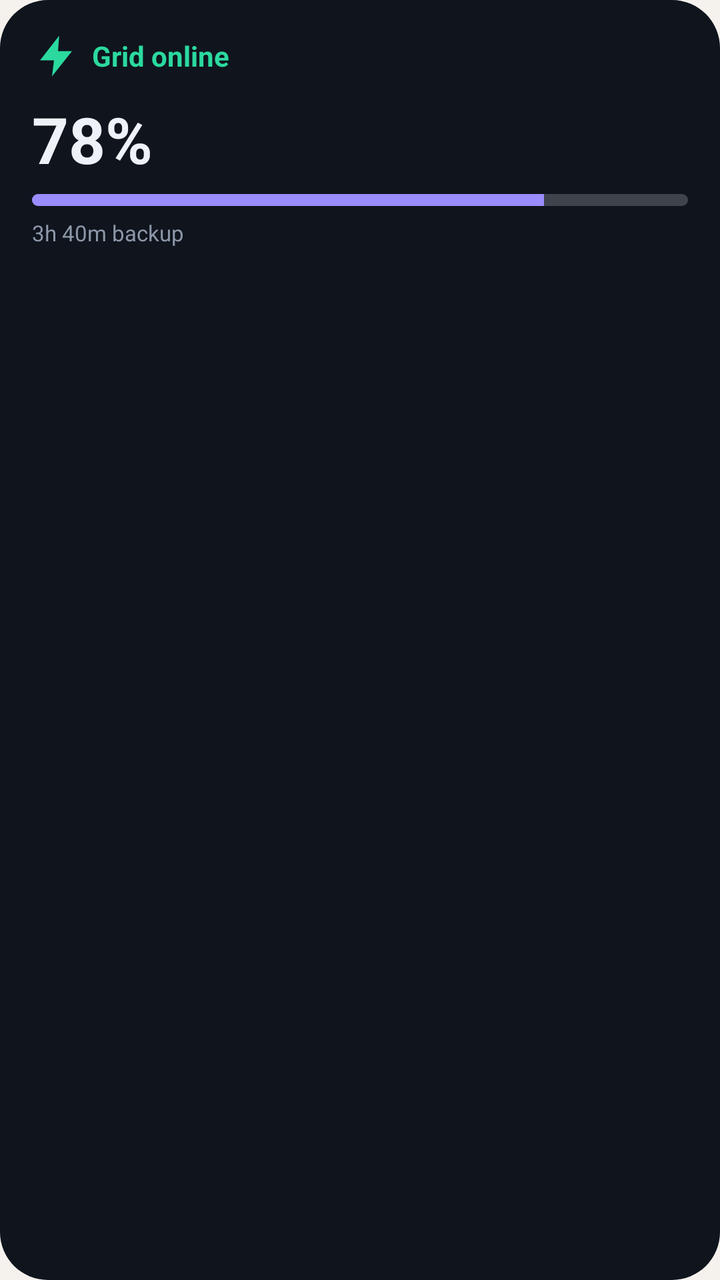
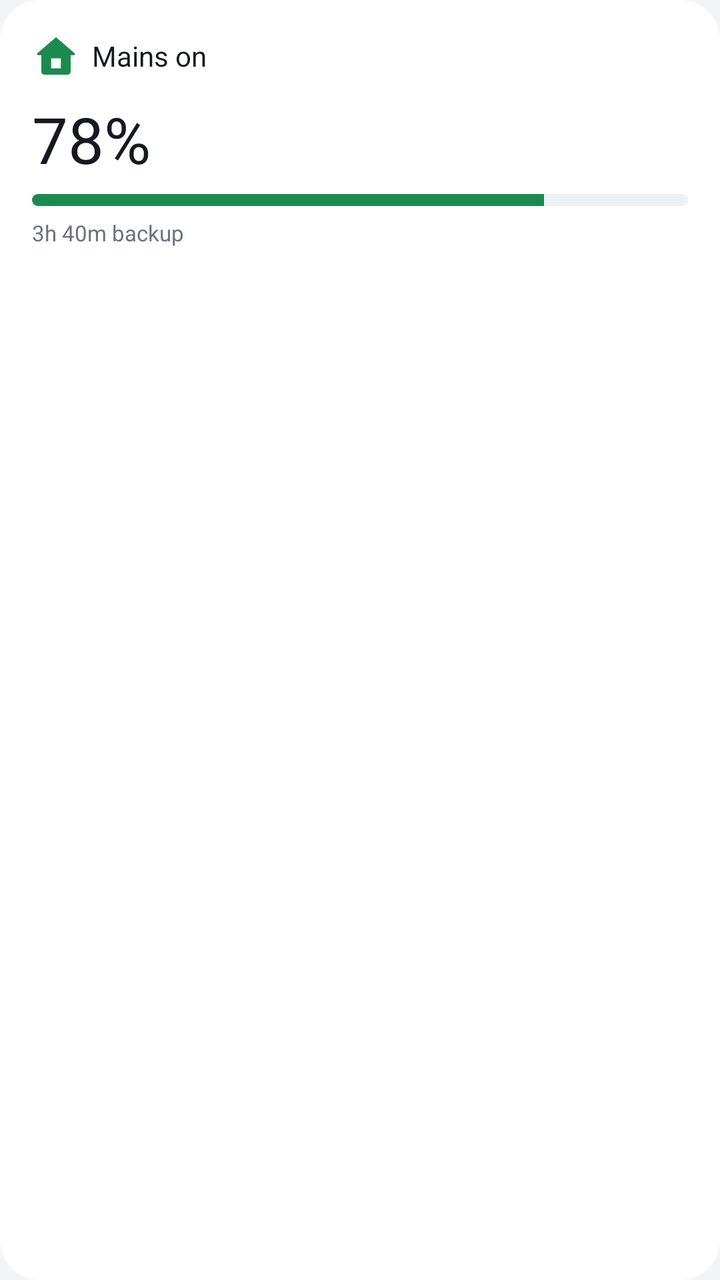

Compare the two renders of this Android layout. The source of the first and the diff that turns it into the second are given below.
<!-- AndroidManifest.xml: application theme Theme.SolarGrid -->
<!-- res/layout/widget_preview.xml -->
<?xml version="1.0" encoding="utf-8"?>
<LinearLayout xmlns:android="http://schemas.android.com/apk/res/android"
    android:layout_width="match_parent"
    android:layout_height="match_parent"
    android:background="@drawable/widget_preview_bg"
    android:orientation="vertical"
    android:padding="16dp">

    <TextView
        android:layout_width="wrap_content"
        android:layout_height="wrap_content"
        android:drawableStart="@drawable/ic_stat_bolt"
        android:drawablePadding="6dp"
        android:drawableTint="#2BD99F"
        android:gravity="center_vertical"
        android:text="Grid online"
        android:textColor="#2BD99F"
        android:textSize="14sp"
        android:textStyle="bold" />

    <TextView
        android:layout_width="wrap_content"
        android:layout_height="wrap_content"
        android:layout_marginTop="8dp"
        android:text="78%"
        android:textColor="#EEF2F8"
        android:textSize="32sp"
        android:textStyle="bold" />

    <ProgressBar
        style="@android:style/Widget.ProgressBar.Horizontal"
        android:layout_width="match_parent"
        android:layout_height="6dp"
        android:layout_marginTop="6dp"
        android:max="100"
        android:progress="78"
        android:progressTint="#9B8CFF"
        android:progressBackgroundTint="#33FFFFFF" />

    <TextView
        android:layout_width="wrap_content"
        android:layout_height="wrap_content"
        android:layout_marginTop="6dp"
        android:text="3h 40m backup"
        android:textColor="#8C97A8"
        android:textSize="11sp" />
</LinearLayout>
<!-- resources referenced by this layout -->
<resources>
  <!-- drawable ic_stat_bolt (drawable) -->
  <vector xmlns:android="http://schemas.android.com/apk/res/android"
      android:width="24dp" android:height="24dp" android:viewportWidth="24" android:viewportHeight="24">
      <path android:fillColor="#FFFFFFFF" android:pathData="M13.6,1.8L4,14.2H11L10,22.2L20,9.6H13Z" />
  </vector>
  <!-- drawable widget_preview_bg (drawable) -->
  <?xml version="1.0" encoding="utf-8"?>
  <shape xmlns:android="http://schemas.android.com/apk/res/android" android:shape="rectangle">
      <solid android:color="#0F141D" />
      <corners android:radius="24dp" />
  </shape>
  <style name="Theme.SolarGrid" parent="android:Theme.Material.NoActionBar">
          <item name="android:windowBackground">@color/window</item>
          <item name="android:statusBarColor">@android:color/transparent</item>
          <item name="android:navigationBarColor">@android:color/transparent</item>
      </style>
  <color name="window">#F5F2ED</color>
</resources>

<!-- the commit's change to res/layout/widget_preview.xml (unified diff, before → after) -->
@@ -9,23 +9,21 @@
     <TextView
         android:layout_width="wrap_content"
         android:layout_height="wrap_content"
-        android:drawableStart="@drawable/ic_stat_bolt"
+        android:drawableStart="@drawable/ic_stat_home"
         android:drawablePadding="6dp"
-        android:drawableTint="#2BD99F"
+        android:drawableTint="#1B8A4E"
         android:gravity="center_vertical"
-        android:text="Grid online"
-        android:textColor="#2BD99F"
-        android:textSize="14sp"
-        android:textStyle="bold" />
+        android:text="Mains on"
+        android:textColor="#16191F"
+        android:textSize="14sp" />
 
     <TextView
         android:layout_width="wrap_content"
         android:layout_height="wrap_content"
         android:layout_marginTop="8dp"
         android:text="78%"
-        android:textColor="#EEF2F8"
-        android:textSize="32sp"
-        android:textStyle="bold" />
+        android:textColor="#16191F"
+        android:textSize="32sp" />
 
     <ProgressBar
         style="@android:style/Widget.ProgressBar.Horizontal"
@@ -34,14 +32,14 @@
         android:layout_marginTop="6dp"
         android:max="100"
         android:progress="78"
-        android:progressTint="#9B8CFF"
-        android:progressBackgroundTint="#33FFFFFF" />
+        android:progressBackgroundTint="#EDF0F4"
+        android:progressTint="#1B8A4E" />
 
     <TextView
         android:layout_width="wrap_content"
         android:layout_height="wrap_content"
         android:layout_marginTop="6dp"
         android:text="3h 40m backup"
-        android:textColor="#8C97A8"
+        android:textColor="#6A7180"
         android:textSize="11sp" />
 </LinearLayout>
<!-- resource entries referenced after the edit -->
@@ -1,21 +1,28 @@
 <!-- resources referenced by this layout -->
 <resources>
-  <!-- drawable ic_stat_bolt (drawable) -->
+  <!-- drawable ic_stat_home (drawable) -->
+  <?xml version="1.0" encoding="utf-8"?>
   <vector xmlns:android="http://schemas.android.com/apk/res/android"
-      android:width="24dp" android:height="24dp" android:viewportWidth="24" android:viewportHeight="24">
-      <path android:fillColor="#FFFFFFFF" android:pathData="M13.6,1.8L4,14.2H11L10,22.2L20,9.6H13Z" />
+      android:width="24dp"
+      android:height="24dp"
+      android:viewportWidth="24"
+      android:viewportHeight="24">
+      <path
+          android:fillColor="#FFFFFFFF"
+          android:fillType="evenOdd"
+          android:pathData="M12,2.6 L21.3,10.6 C21.7,10.95 21.45,11.6 20.9,11.6 L19.3,11.6 L19.3,19.95 C19.3,20.7 18.7,21.3 17.95,21.3 L6.05,21.3 C5.3,21.3 4.7,20.7 4.7,19.95 L4.7,11.6 L3.1,11.6 C2.55,11.6 2.3,10.95 2.7,10.6 Z M9.6,13.2 L14.4,13.2 L14.4,18.2 L9.6,18.2 Z" />
   </vector>
   <!-- drawable widget_preview_bg (drawable) -->
   <?xml version="1.0" encoding="utf-8"?>
   <shape xmlns:android="http://schemas.android.com/apk/res/android" android:shape="rectangle">
-      <solid android:color="#0F141D" />
-      <corners android:radius="24dp" />
+      <solid android:color="#FFFFFFFF" />
+      <corners android:radius="20dp" />
   </shape>
   <style name="Theme.SolarGrid" parent="android:Theme.Material.NoActionBar">
           <item name="android:windowBackground">@color/window</item>
           <item name="android:statusBarColor">@android:color/transparent</item>
           <item name="android:navigationBarColor">@android:color/transparent</item>
       </style>
-  <color name="window">#F5F2ED</color>
+  <color name="window">#F2F4F7</color>
 </resources>
 
